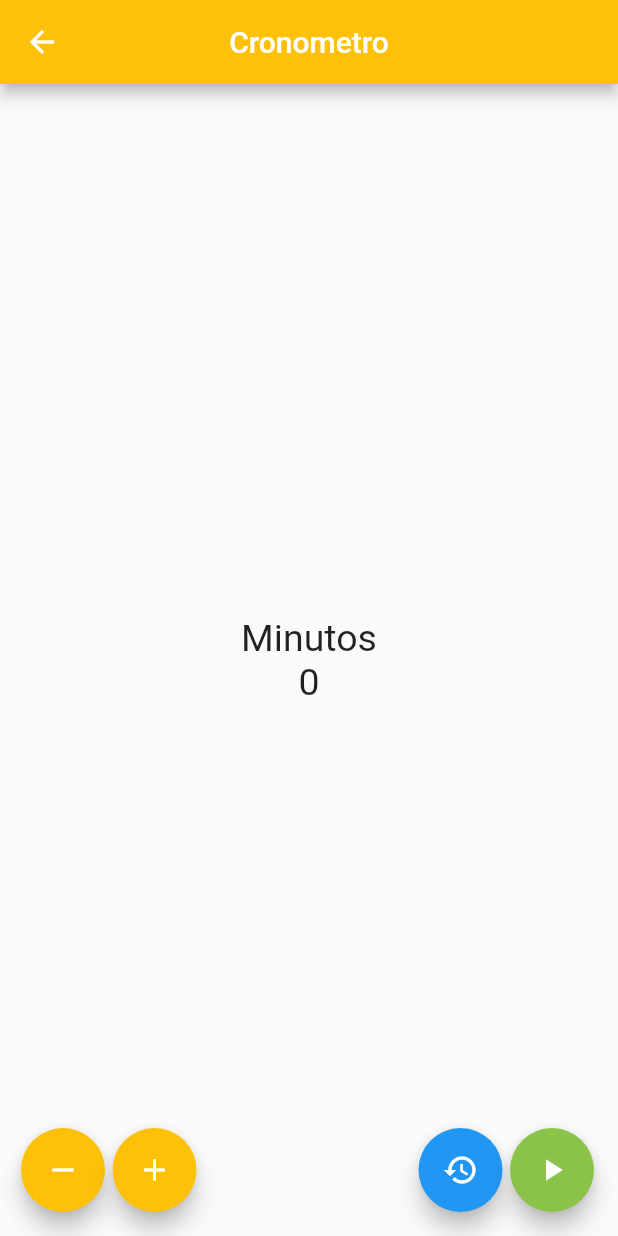
After one commit to odonML/utilidades-flutter, a Flutter app: the Cronometro screen opened by its route, on a phone screen of 412 x 824 dp. The commit adds this screen. Run offline on Flutter 3.47's test engine with Material 2 defaults, Android fonts, the phone set to English and light mode, and no system bars.

Commit message:
cronometro

```diff
--- a/lib/src/app.dart
+++ b/lib/src/app.dart
@@ -2,6 +2,8 @@ import 'package:flutter/material.dart';
 import 'package:flutter/widgets.dart';
 import 'package:utilidades/src/ui/calculadora_screen.dart';
 import 'package:utilidades/src/ui/contador_screen.dart';
+
+import 'ui/cronometro_screen.dart';
 
 class App extends StatelessWidget {
   @override
@@ -12,6 +14,7 @@ class App extends StatelessWidget {
       routes: <String, WidgetBuilder>{
         "/calculadora": (BuildContext context) => CalculadoraScreen(),
         "/contador": (BuildContext context) => ContadorScreen(),
+        "/cronometro": (BuildContext context) => Cronometro(),
       },
       home: CalculadoraScreen(),
     );
--- a/lib/src/models/datos.dart
+++ b/lib/src/models/datos.dart
@@ -1,6 +1,7 @@
 import 'package:utilidades/src/models/pagina_model.dart';
 
 List<PaginaModel> paginas = [
-  PaginaModel( 'Calculadora', '/calculadora', false),
-  PaginaModel( 'Contador', '/contador', false),
+  PaginaModel('Calculadora', '/calculadora', false),
+  PaginaModel('Contador', '/contador', false),
+  PaginaModel('Cronometro', '/cronometro', false),
 ];
--- /dev/null
+++ b/lib/src/ui/cronometro_screen.dart
@@ -0,0 +1,188 @@
+import 'dart:async';
+
+import 'package:flutter/cupertino.dart';
+import 'package:flutter/material.dart';
+
+import 'dart:io';
+
+import 'package:flutter/services.dart';
+
+class Cronometro extends StatefulWidget {
+  @override
+  _Cronometro createState() => _Cronometro();
+}
+
+class _Cronometro extends State<Cronometro> {
+  var color = Colors.amber;
+  var _texto = new TextStyle(fontSize: 25);
+  Timer timer;
+
+  int contador;
+  int seg;
+  int temp;
+
+  @override
+  void initState() {
+    contador = 0;
+    seg = 0;
+    temp = 0;
+    super.initState();
+  }
+
+  @override
+  Widget build(BuildContext context) {
+    return Scaffold(
+      appBar: AppBar(
+        backgroundColor: color,
+        title: Text('Cronometro'),
+        centerTitle: true,
+      ),
+      body: Center(
+        child: Column(
+          mainAxisAlignment: MainAxisAlignment.center,
+          children: <Widget>[
+            Text(
+              'Minutos',
+              style: _texto,
+            ),
+            Text(
+              '$contador',
+              style: _texto,
+            )
+          ],
+        ),
+      ),
+      floatingActionButton: _CrearBotones(),
+    );
+  }
+
+  Widget _CrearBotones() {
+    return Row(
+      mainAxisAlignment: MainAxisAlignment.end,
+      children: <Widget>[
+        SizedBox(
+          width: 30.0,
+        ),
+        FloatingActionButton(
+            child: Icon(Icons.remove),
+            backgroundColor: color,
+            onPressed: _remove,
+            heroTag: "btn2"),
+        SizedBox(
+          width: 5.0,
+        ),
+        FloatingActionButton(
+          child: Icon(Icons.add),
+          backgroundColor: color,
+          onPressed: _add,
+          heroTag: "btn3",
+        ),
+        Expanded(
+          child: SizedBox(),
+        ),
+        FloatingActionButton(
+          child: Icon(Icons.restore),
+          onPressed: _pause,
+          heroTag: "btn5",
+        ),
+        SizedBox(
+          width: 5.0,
+        ),
+        FloatingActionButton(
+          child: Icon(Icons.play_arrow),
+          backgroundColor: Colors.lightGreen,
+          onPressed: _play,
+          heroTag: "btn4",
+        ),
+      ],
+    );
+  }
+
+  _PatternVibrate() {
+    HapticFeedback.heavyImpact();
+
+    sleep(
+      const Duration(milliseconds: 200),
+    );
+
+    HapticFeedback.mediumImpact();
+
+    sleep(
+      const Duration(milliseconds: 500),
+    );
+
+    HapticFeedback.mediumImpact();
+
+    sleep(
+      const Duration(milliseconds: 200),
+    );
+    HapticFeedback.mediumImpact();
+  }
+
+  void _add() {
+    setState(() => contador++);
+  }
+
+  void _remove() {
+    if (contador > 0) {
+      setState(() => contador--);
+    } else {
+      return;
+    }
+  }
+
+  void _reset() {
+    setState(() => contador = 0);
+  }
+
+  void _play() {
+    if (contador > 0) {
+      seg = contador * 60;
+      timer = new Timer.periodic(Duration(seconds: 1), (Timer t) => _tiempo());
+    }
+  }
+
+  void _pause() {
+    print('este es el $contador : $temp : $seg');
+    setState(() {
+      contador = 0;
+      temp = 0;
+    });
+    return timer.cancel();
+  }
+
+  void _tiempo() {
+    if (contador > 0) {
+      seg--;
+      temp++;
+      print('segundos $seg');
+      setState(() {
+        seg;
+      });
+
+      if (temp == 60 && seg > 10) {
+        print('minutos $contador');
+        setState(() {
+          temp = 0;
+          contador--;
+        });
+      } else if (seg <= 10) {
+        print('minutos ultimo $contador'); //ALARMA
+        _texto = new TextStyle(color: Colors.red[900]);
+        setState(() {
+          _texto;
+        });
+        _PatternVibrate();
+
+        if (seg == 0) {
+          setState(() {
+            temp = 0;
+            contador--;
+          });
+        }
+      }
+    } else {
+      return timer.cancel();
+    }
+  }
+}
```
